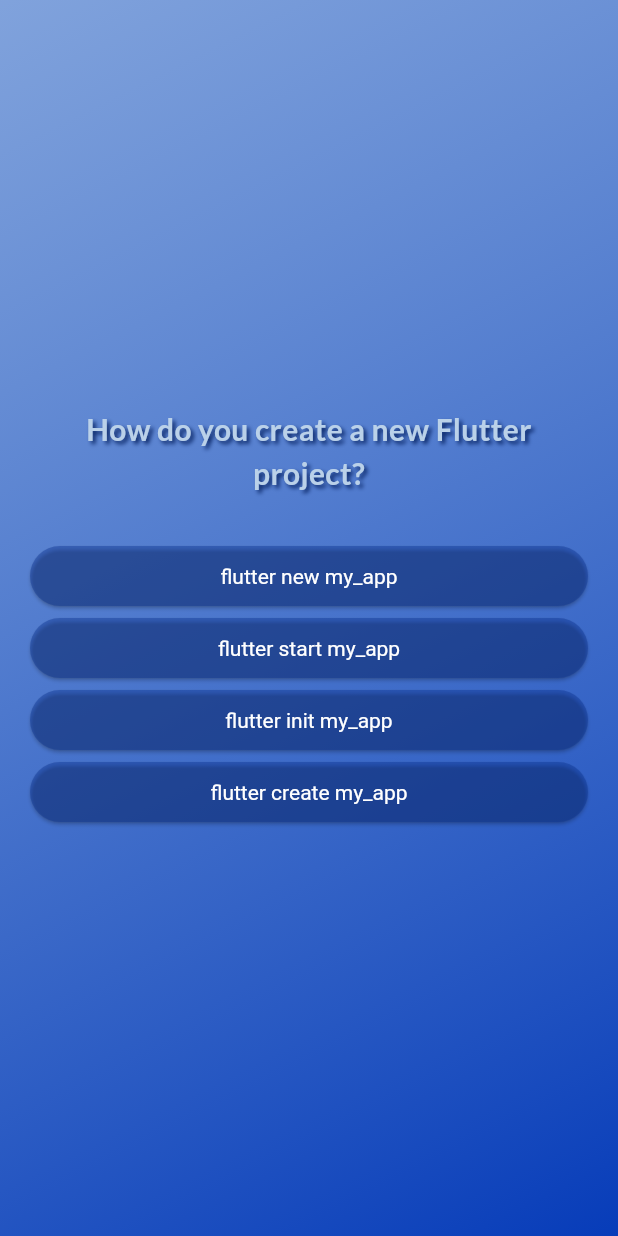
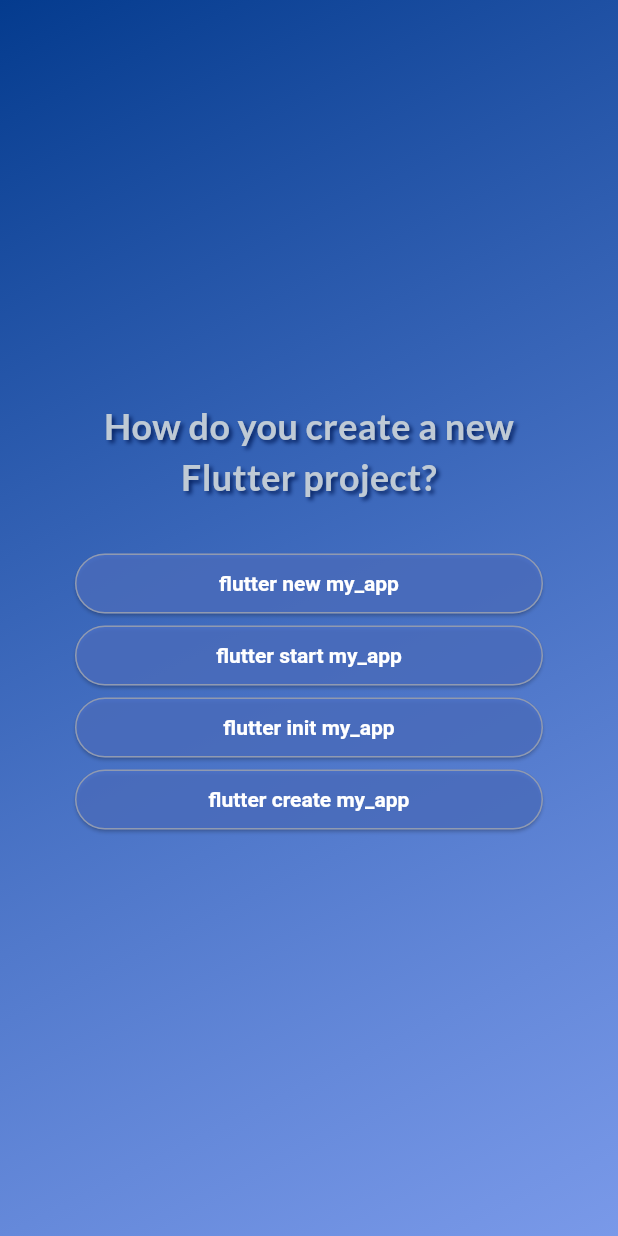
Before and after one commit to mdazharulhoque7/hqflutterquiz, a Flutter app: the screen it shows after launch, after a tap on "Start Quiz", after a tap on "Services", on a phone screen of 412 x 824 dp. Run offline on Flutter 3.47's test engine with Material 3 defaults, Android fonts, the phone set to English and light mode, and no system bars; our stand-ins replace google_fonts.

Commit message:
passing quiz answer from question widget to quiz widget via function call

```diff
--- a/lib/screens/questions.dart
+++ b/lib/screens/questions.dart
@@ -5,7 +5,9 @@
 import 'package:hqflutterquiz/widgets/answer_button.dart';
 
 class QuestionsScreen extends StatefulWidget {
-  const QuestionsScreen({super.key});
+  const QuestionsScreen({super.key, required this.onSelectAnswer,});
+
+  final void Function(String answer) onSelectAnswer;
 
   @override
   State<QuestionsScreen> createState() => _QuestionsScreenState();
@@ -18,7 +20,7 @@
     // Handle the selected answer (e.g., check if it's correct, update score, etc.)
     // For now, we'll just print the selected answer to the console.
     print('Selected answer: $selectedAnswer');
-
+    widget.onSelectAnswer(selectedAnswer);
     // Move to the next question
     setState(() {
       if (currentQuestionIndex < questions.length) {
@@ -36,7 +38,7 @@
     return SizedBox(
       width: double.infinity,
       child: Container(
-        margin: const EdgeInsets.all(20),
+        margin: const EdgeInsets.all(50),
         child: Column(
           mainAxisAlignment: MainAxisAlignment.center,
           crossAxisAlignment: CrossAxisAlignment.stretch,
@@ -49,8 +51,8 @@
               //   fontWeight: FontWeight.bold,
               // ),
               style: GoogleFonts.lato(
-                color: const Color.fromARGB(255, 186, 209, 233),
-                fontSize: 20,
+                color: const Color.fromARGB(255, 191, 202, 213),
+                fontSize: 24,
                 fontWeight: FontWeight.bold,
                 textStyle: const TextStyle(
                   shadows: [
--- a/lib/screens/quiz.dart
+++ b/lib/screens/quiz.dart
@@ -9,7 +9,7 @@
 }
 
 class _HQFlutterQuizAppState extends State<HQFlutterQuizApp> {
-
+  final List<String> selectedAnswers = [];
   Widget ? activeScreen;
 
   @override
@@ -21,8 +21,13 @@
 
   void switchScreen() {
     setState(() {
-      activeScreen = const QuestionsScreen();
+      activeScreen = QuestionsScreen(onSelectAnswer: chooseAnswer,);
     });
+  }
+
+  void chooseAnswer(String answer) {
+    selectedAnswers.add(answer);
+    print(selectedAnswers);
   }
 
   @override
@@ -33,7 +38,7 @@
         body: Container(
           decoration: const BoxDecoration(
             gradient: LinearGradient(
-              colors: [ Color.fromARGB(166, 61, 117, 201), Color.fromARGB(255, 7, 60, 185)],
+              colors: [ Color.fromARGB(255, 4, 59, 142), Color.fromARGB(190, 76, 121, 225)],
               begin: Alignment.topLeft,
               end: Alignment.bottomRight,
             ),
--- a/lib/widgets/answer_button.dart
+++ b/lib/widgets/answer_button.dart
@@ -1,7 +1,11 @@
 import 'package:flutter/material.dart';
 
 class AnswerButton extends StatelessWidget {
-  const AnswerButton({super.key, required this.answerText, required this.onTap});
+  const AnswerButton({
+    super.key,
+    required this.answerText,
+    required this.onTap,
+  });
 
   final String answerText;
   final void Function() onTap;
@@ -10,16 +14,21 @@
   Widget build(BuildContext context) {
     return ElevatedButton(
       style: ElevatedButton.styleFrom(
-        backgroundColor: const Color.fromARGB(100, 9, 50, 148),
+        backgroundColor: const Color.fromARGB(201, 78, 114, 199),
         foregroundColor: Colors.white,
         padding: const EdgeInsets.symmetric(horizontal: 40, vertical: 10),
-        textStyle: const TextStyle(fontSize:14),
+        textStyle: const TextStyle(fontSize: 14),
         shape: RoundedRectangleBorder(
           borderRadius: BorderRadius.circular(20),
-        ),
+          ),
+        side: const BorderSide(color: Color.fromARGB(255, 144, 154, 176)),
       ),
       onPressed: onTap,
-      child: Text(answerText, textAlign: TextAlign.center),
+      child: Text(
+        answerText,
+        textAlign: TextAlign.center,
+        style: const TextStyle(fontSize: 14, fontWeight: FontWeight.bold),
+      ),
     );
   }
 }
```
